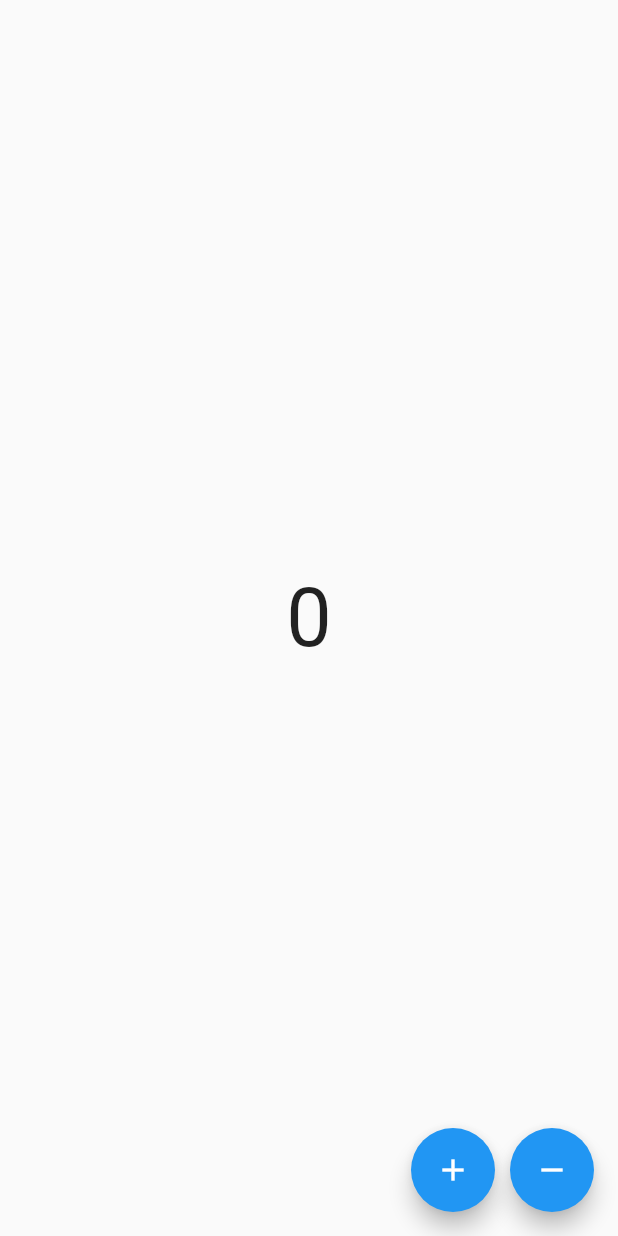
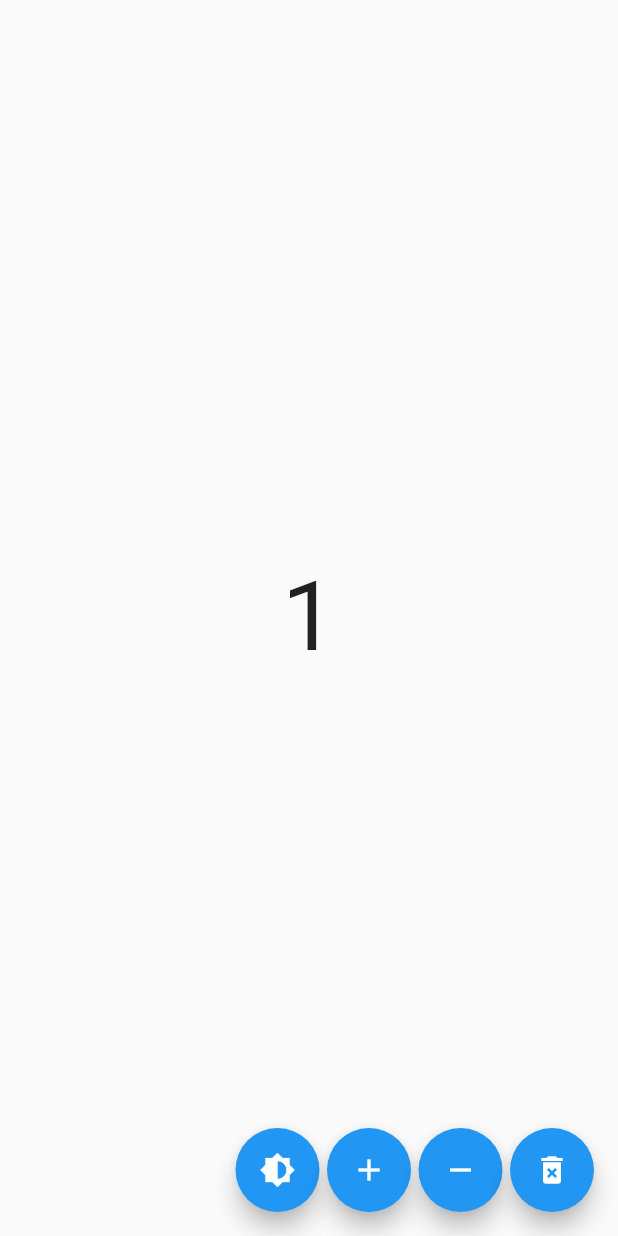
Before and after one commit to Akshaymain/bloc_patter_base, a Flutter app: the screen it shows after launch, after a tap on the "add" icon, on a phone screen of 412 x 824 dp. Run offline on Flutter 3.47's test engine with Material 2 defaults, Android fonts, the light colour scheme and no system bars; our stand-ins replace bloc, equatable, flutter_bloc, hydrated_bloc.

Commit message:
Hydrated bloc implementation

```diff
--- a/lib/blocs/counter/counter_bloc.dart
+++ b/lib/blocs/counter/counter_bloc.dart
@@ -1,15 +1,41 @@
-import 'dart:async';
-
-import 'package:bloc/bloc.dart';
-import 'package:bloc_concurrency/bloc_concurrency.dart';
-import 'package:bloc_pattern_base/blocs/color/color_bloc.dart';
+import 'package:flutter_bloc/flutter_bloc.dart';
 import 'package:equatable/equatable.dart';
-import 'package:flutter/material.dart';
+import 'package:hydrated_bloc/hydrated_bloc.dart';
 
 part 'counter_event.dart';
 part 'counter_state.dart';
 
-class CounterBloc extends Bloc<CounterEvent, CounterState> {
+class CounterBloc extends Bloc<CounterEvent, CounterState> with HydratedMixin {
+  CounterBloc() : super(CounterState.initial()) {
+    on<IncrementCounterEvent>(
+      (event, emit) {
+        emit(state.copyWith(counter: state.counter + 1));
+      },
+    );
+
+    on<DecrementCounterEvent>(
+      (event, emit) {
+        emit(state.copyWith(counter: state.counter - 1));
+      },
+    );
+  }
+
+  @override
+  CounterState? fromJson(Map<String, dynamic> json) {
+    print('Counter from storage: $json');
+    final counterState = CounterState.fromJson(json);
+    print('CounterState: $counterState');
+    return counterState;
+  }
+
+  @override
+  Map<String, dynamic>? toJson(CounterState state) {
+    print('CounterState to storage: $state');
+    final counterJson = state.toJson();
+    print('CounterJson: $counterJson');
+    return counterJson;
+  }
+
 //   CounterBloc() : super(CounterState.initial()) {
 //     on<ChangedCounterEvent>(
 //       (event, emit) {
@@ -61,28 +87,29 @@ class CounterBloc extends Bloc<CounterEvent, CounterState> {
   //   emit(CounterState(counter: state.counter - 1));
   // }
 
-  CounterBloc() : super(CounterState.initial()) {
-    // on<IncrementEvent>(_handleIncrementCounterEvent, transformer: sequential());
-    // on<DecrementEvent>(_handleDecrementCounterEvent, transformer: sequential());
+  /// -- Transformer implementation -- ///
+  // CounterBloc() : super(CounterState.initial()) {
+  //   // on<IncrementEvent>(_handleIncrementCounterEvent, transformer: sequential());
+  //   // on<DecrementEvent>(_handleDecrementCounterEvent, transformer: sequential());
 
-    on<CounterEvent>((event, emit) async {
-      if (event is IncrementEvent) {
-        await _handleIncrementCounterEvent(event, emit);
-      } else if (event is DecrementEvent) {
-        await _handleDecrementCounterEvent(event, emit);
-      }
-    }, transformer: sequential());
-  }
+  //   on<CounterEvent>((event, emit) async {
+  //     if (event is IncrementEvent) {
+  //       await _handleIncrementCounterEvent(event, emit);
+  //     } else if (event is DecrementEvent) {
+  //       await _handleDecrementCounterEvent(event, emit);
+  //     }
+  //   }, transformer: sequential());
+  // }
 
-  Future<void> _handleIncrementCounterEvent(
-      IncrementEvent event, Emitter<CounterState> emit) async {
-    await Future.delayed(const Duration(seconds: 4));
-    emit(state.copyWith(counter: state.counter + 1));
-  }
+  // Future<void> _handleIncrementCounterEvent(
+  //     IncrementEvent event, Emitter<CounterState> emit) async {
+  //   await Future.delayed(const Duration(seconds: 4));
+  //   emit(state.copyWith(counter: state.counter + 1));
+  // }
 
-  Future<void> _handleDecrementCounterEvent(
-      DecrementEvent event, Emitter<CounterState> emit) async {
-    await Future.delayed(const Duration(seconds: 2));
-    emit(state.copyWith(counter: state.counter - 1));
-  }
+  // Future<void> _handleDecrementCounterEvent(
+  //     DecrementEvent event, Emitter<CounterState> emit) async {
+  //   await Future.delayed(const Duration(seconds: 2));
+  //   emit(state.copyWith(counter: state.counter - 1));
+  // }
 }
--- a/lib/blocs/counter/counter_event.dart
+++ b/lib/blocs/counter/counter_event.dart
@@ -7,6 +7,11 @@ abstract class CounterEvent extends Equatable {
   List<Object> get props => [];
 }
 
+class IncrementCounterEvent extends CounterEvent {}
+
+class DecrementCounterEvent extends CounterEvent {}
+
+
 // class ChangedCounterEvent extends CounterEvent {
 //   final int incrementSize;
 //   const ChangedCounterEvent({required this.incrementSize});
@@ -14,8 +19,10 @@ abstract class CounterEvent extends Equatable {
 //   @override
 //   List<Object> get props => [incrementSize];
 // }
-class IncrementEvent extends CounterEvent {}
 
-class DecrementEvent extends CounterEvent {}
 
-class ChangedCounterEvent extends CounterEvent {}
+// class IncrementEvent extends CounterEvent {}
+
+// class DecrementEvent extends CounterEvent {}
+
+// class ChangedCounterEvent extends CounterEvent {}
--- a/lib/blocs/counter/counter_state.dart
+++ b/lib/blocs/counter/counter_state.dart
@@ -12,9 +12,19 @@ class CounterState extends Equatable {
   List<Object> get props => [counter];
 
   @override
-  String toString() => 'CounterState(Counter: $counter)';
+  String toString() => 'CounterState(counter: $counter)';
 
   CounterState copyWith({int? counter}) {
     return CounterState(counter: counter ?? this.counter);
   }
+
+  Map<String, dynamic> toJson() {
+    final result = <String, dynamic>{};
+    result.addAll({'counter': counter});
+    return result;
+  }
+
+  factory CounterState.fromJson(Map<String, dynamic> json) {
+    return CounterState(counter: json['counter']?.toInt() ?? 0);
+  }
 }
--- a/lib/blocs/theme/theme_state.dart
+++ b/lib/blocs/theme/theme_state.dart
@@ -1,15 +1,22 @@
 part of 'theme_bloc.dart';
 
-enum AppTheme { light, dark }
+enum AppTheme {
+  light,
+  dark;
+
+  String toJson() => name;
+
+  static AppTheme fromJson(String json) => values.byName(json);
+}
 
 class ThemeState extends Equatable {
   final AppTheme appTheme;
-
   const ThemeState({this.appTheme = AppTheme.light});
 
   factory ThemeState.initial() {
     return const ThemeState();
   }
+
   @override
   List<Object> get props => [appTheme];
 
@@ -19,4 +26,18 @@ class ThemeState extends Equatable {
   ThemeState copyWith({AppTheme? appTheme}) {
     return ThemeState(appTheme: appTheme ?? this.appTheme);
   }
+
+  Map<String, dynamic> toJson() {
+    final result = <String, dynamic>{};
+    result.addAll({'appTheme': appTheme.toJson()});
+    print('toJson of AppTheme: ${appTheme.toJson()}');
+    return result;
+  }
+
+  factory ThemeState.fromJson(Map<String, dynamic> json) {
+    print('fromJson of AppTheme: ${AppTheme.fromJson(json['appTheme'])}');
+    return ThemeState(
+      appTheme: AppTheme.fromJson(json['appTheme']),
+    );
+  }
 }
--- a/lib/main.dart
+++ b/lib/main.dart
@@ -1,9 +1,19 @@
 import 'package:bloc_pattern_base/blocs/counter/counter_bloc.dart';
+import 'package:bloc_pattern_base/blocs/theme/theme_bloc.dart';
+import 'package:flutter/foundation.dart';
 import 'package:flutter/material.dart';
 import 'package:flutter_bloc/flutter_bloc.dart';
+import 'package:hydrated_bloc/hydrated_bloc.dart';
+import 'package:path_provider/path_provider.dart';
 
-void main() {
+void main() async {
 //  Bloc.observer = AppBlocObserver();  ///Bloc observer implementation
+
+  WidgetsFlutterBinding.ensureInitialized();
+  HydratedBloc.storage = await HydratedStorage.build(
+      storageDirectory: kIsWeb
+          ? HydratedStorage.webStorageDirectory
+          : await getApplicationDocumentsDirectory());
   runApp(const MyApp());
 }
 
@@ -12,13 +22,22 @@ class MyApp extends StatelessWidget {
 
   @override
   Widget build(BuildContext context) {
-    return BlocProvider(
-      create: (context) => CounterBloc(),
-      child: MaterialApp(
-        title: 'Event Transformer',
+    return MultiBlocProvider(
+      providers: [
+        BlocProvider<CounterBloc>(create: (context) => CounterBloc()),
+        BlocProvider<ThemeBloc>(create: (context) => ThemeBloc())
+      ],
+      child: BlocBuilder<ThemeBloc, ThemeState>(
+        builder: (context, state) {
+          return MaterialApp(
+            title: 'Hydrated Bloc',
             debugShowCheckedModeBanner: false,
-        theme: ThemeData(primarySwatch: Colors.blue),
+            theme: state.appTheme == AppTheme.light
+                ? ThemeData.light()
+                : ThemeData.dark(),
             home: const MyHomePage(),
+          );
+        },
       ),
     );
   }
@@ -33,34 +52,107 @@ class MyHomePage extends StatelessWidget {
       body: Center(
           child: Text(
         '${context.watch<CounterBloc>().state.counter}',
-          style: const TextStyle(fontSize: 54.0),
-        ),
-      ),
-      floatingActionButton: Row(
-        mainAxisAlignment: MainAxisAlignment.end,
-        children: [
+        style: const TextStyle(fontSize: 64.0),
+      )),
+      floatingActionButton:
+          Row(mainAxisAlignment: MainAxisAlignment.end, children: [
         FloatingActionButton(
           onPressed: () {
-              context.read<CounterBloc>().add(IncrementEvent());
+            context.read<ThemeBloc>().add(ToggleThemeEvent());
+          },
+          heroTag: 'SwitchTheme',
+          child: const Icon(Icons.brightness_6),
+        ),
+        const SizedBox(
+          width: 5.0,
+        ),
+        FloatingActionButton(
+          onPressed: () {
+            context.read<CounterBloc>().add(IncrementCounterEvent());
           },
           heroTag: 'Increment',
           child: const Icon(Icons.add),
         ),
         const SizedBox(
-            width: 10.0,
+          width: 5.0,
         ),
         FloatingActionButton(
           onPressed: () {
-              context.read<CounterBloc>().add(DecrementEvent());
+            context.read<CounterBloc>().add(DecrementCounterEvent());
           },
           heroTag: 'Decrement',
           child: const Icon(Icons.remove),
+        ),
+        const SizedBox(
+          width: 5.0,
+        ),
+        FloatingActionButton(
+          onPressed: () {
+            HydratedBloc.storage.clear();
+          },
+          heroTag: 'ClearStorage',
+          child: const Icon(Icons.delete_forever),
         )
-        ],
-      ),
+      ]),
     );
   }
 }
+
+/// -- Event Transformer implementation -- ///
+// class MyApp extends StatelessWidget {
+//   const MyApp({super.key});
+
+//   @override
+//   Widget build(BuildContext context) {
+//     return BlocProvider(
+//       create: (context) => CounterBloc(),
+//       child: MaterialApp(
+//         title: 'Event Transformer',
+//         debugShowCheckedModeBanner: false,
+//         theme: ThemeData(primarySwatch: Colors.blue),
+//         home: const MyHomePage(),
+//       ),
+//     );
+//   }
+// }
+
+// class MyHomePage extends StatelessWidget {
+//   const MyHomePage({Key? key}) : super(key: key);
+
+//   @override
+//   Widget build(BuildContext context) {
+//     return Scaffold(
+//       body: Center(
+//         child: Text(
+//           '${context.watch<CounterBloc>().state.counter}',
+//           style: const TextStyle(fontSize: 54.0),
+//         ),
+//       ),
+//       floatingActionButton: Row(
+//         mainAxisAlignment: MainAxisAlignment.end,
+//         children: [
+//           FloatingActionButton(
+//             onPressed: () {
+//               context.read<CounterBloc>().add(IncrementEvent());
+//             },
+//             heroTag: 'Increment',
+//             child: const Icon(Icons.add),
+//           ),
+//           const SizedBox(
+//             width: 10.0,
+//           ),
+//           FloatingActionButton(
+//             onPressed: () {
+//               context.read<CounterBloc>().add(DecrementEvent());
+//             },
+//             heroTag: 'Decrement',
+//             child: const Icon(Icons.remove),
+//           )
+//         ],
+//       ),
+//     );
+//   }
+// }
 /// -- Bloc Access - Anonymous,Named and Generated routes --///
 
 // class MyApp extends StatefulWidget {
@@ -409,7 +501,6 @@ class MyHomePage extends StatelessWidget {
 //   }
 // }
 
-
 // -- Theme feature using bloc and cubit --//
 // class MyApp extends StatelessWidget {
 //   const MyApp({super.key});
@@ -578,7 +669,6 @@ class MyHomePage extends StatelessWidget {
 //   }
 // }
 
-
 //////-- Cubit implementation --//////
 
 // class MyApp extends StatelessWidget {
--- a/pubspec.yaml
+++ b/pubspec.yaml
@@ -37,6 +37,8 @@ dependencies:
   equatable: ^2.0.5
   flutter_bloc: ^8.1.3
   bloc_concurrency: ^0.2.2
+  hydrated_bloc: ^9.1.1
+  path_provider: ^2.0.15
 
 dev_dependencies:
   flutter_test:
```
Also changed, not shown: lib/blocs/theme/theme_bloc.dart (+36 -9 lines), lib/blocs/theme/theme_event.dart (+9 -8 lines), pubspec.lock. Lines whose indentation alone changed are shown as unchanged.
